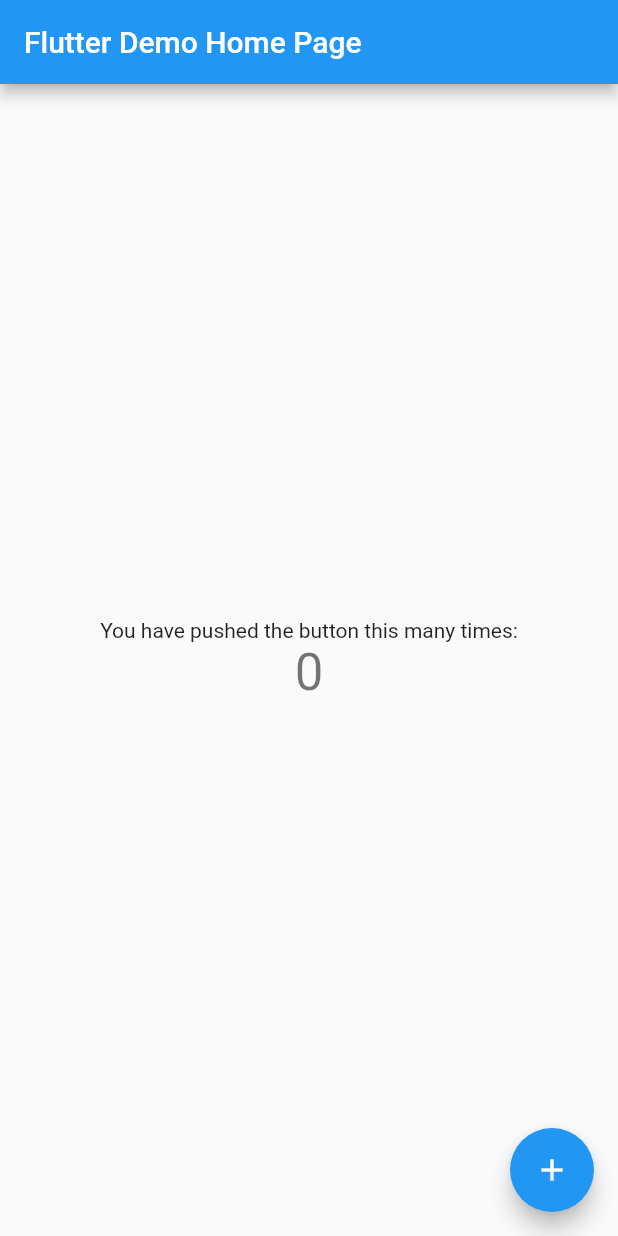
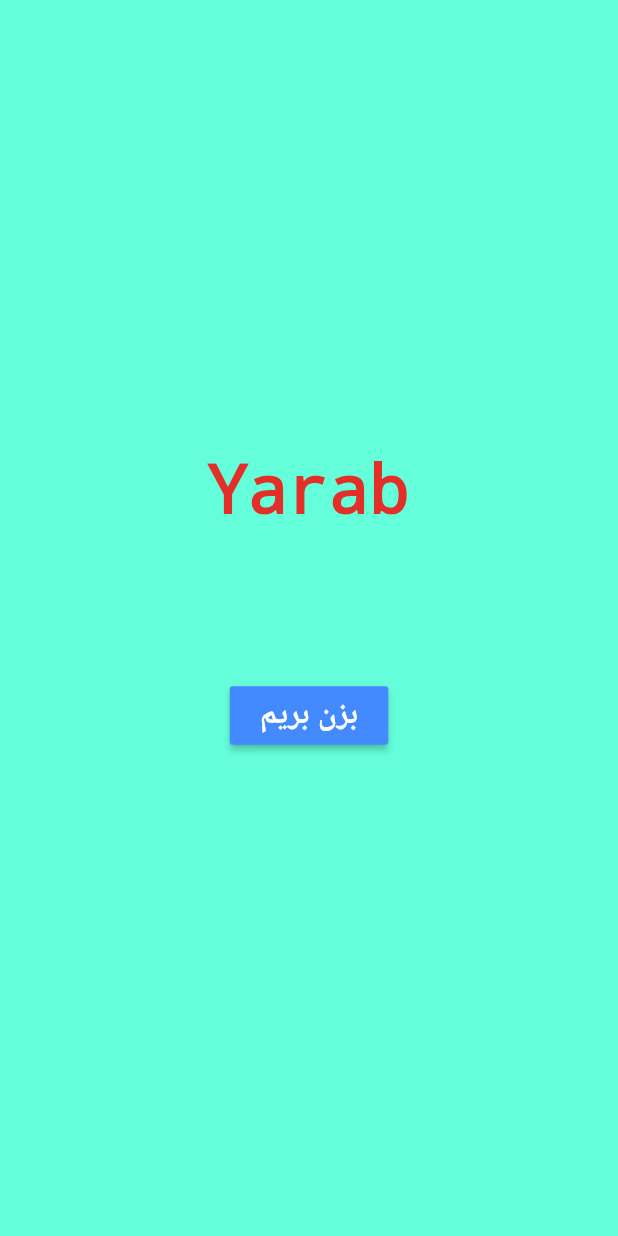
Before and after one commit to pedy711/hamrah, a Flutter app: the screen it shows after launch, on a phone screen of 412 x 824 dp. Run offline on Flutter 3.47's test engine with Material 2 defaults, Android fonts, the phone set to English and light mode, and no system bars; our stand-ins replace sqflite; accounts and stored records are empty.

Commit message:
Yarab merged to Hamrah

```diff
--- a/lib/main.dart
+++ b/lib/main.dart
@@ -1,111 +1,15 @@
 import 'package:flutter/material.dart';
+import './ui/homePage.dart';
 
-void main() => runApp(MyApp());
+void main() => runApp(new MyApp());
 
 class MyApp extends StatelessWidget {
   // This widget is the root of your application.
   @override
   Widget build(BuildContext context) {
     return MaterialApp(
+        debugShowCheckedModeBanner: false,
       title: 'Flutter Demo',
-      theme: ThemeData(
-        // This is the theme of your application.
-        //
-        // Try running your application with "flutter run". You'll see the
-        // application has a blue toolbar. Then, without quitting the app, try
-        // changing the primarySwatch below to Colors.green and then invoke
-        // "hot reload" (press "r" in the console where you ran "flutter run",
-        // or simply save your changes to "hot reload" in a Flutter IDE).
-        // Notice that the counter didn't reset back to zero; the application
-        // is not restarted.
-        primarySwatch: Colors.blue,
-      ),
-      home: MyHomePage(title: 'Flutter Demo Home Page'),
-    );
+      home: new HomePage());
   }
 }
-
-class MyHomePage extends StatefulWidget {
-  MyHomePage({Key key, this.title}) : super(key: key);
-
-  // This widget is the home page of your application. It is stateful, meaning
-  // that it has a State object (defined below) that contains fields that affect
-  // how it looks.
-
-  // This class is the configuration for the state. It holds the values (in this
-  // case the title) provided by the parent (in this case the App widget) and
-  // used by the build method of the State. Fields in a Widget subclass are
-  // always marked "final".
-
-  final String title;
-
-  @override
-  _MyHomePageState createState() => _MyHomePageState();
-}
-
-class _MyHomePageState extends State<MyHomePage> {
-  int _counter = 0;
-
-  void _incrementCounter() {
-    setState(() {
-      // This call to setState tells the Flutter framework that something has
-      // changed in this State, which causes it to rerun the build method below
-      // so that the display can reflect the updated values. If we changed
-      // _counter without calling setState(), then the build method would not be
-      // called again, and so nothing would appear to happen.
-      _counter++;
-    });
-  }
-
-  @override
-  Widget build(BuildContext context) {
-    // This method is rerun every time setState is called, for instance as done
-    // by the _incrementCounter method above.
-    //
-    // The Flutter framework has been optimized to make rerunning build methods
-    // fast, so that you can just rebuild anything that needs updating rather
-    // than having to individually change instances of widgets.
-    return Scaffold(
-      appBar: AppBar(
-        // Here we take the value from the MyHomePage object that was created by
-        // the App.build method, and use it to set our appbar title.
-        title: Text(widget.title),
-      ),
-      body: Center(
-        // Center is a layout widget. It takes a single child and positions it
-        // in the middle of the parent.
-        child: Column(
-          // Column is also layout widget. It takes a list of children and
-          // arranges them vertically. By default, it sizes itself to fit its
-          // children horizontally, and tries to be as tall as its parent.
-          //
-          // Invoke "debug painting" (press "p" in the console, choose the
-          // "Toggle Debug Paint" action from the Flutter Inspector in Android
-          // Studio, or the "Toggle Debug Paint" command in Visual Studio Code)
-          // to see the wireframe for each widget.
-          //
-          // Column has various properties to control how it sizes itself and
-          // how it positions its children. Here we use mainAxisAlignment to
-          // center the children vertically; the main axis here is the vertical
-          // axis because Columns are vertical (the cross axis would be
-          // horizontal).
-          mainAxisAlignment: MainAxisAlignment.center,
-          children: <Widget>[
-            Text(
-              'You have pushed the button this many times:',
-            ),
-            Text(
-              '$_counter',
-              style: Theme.of(context).textTheme.display1,
-            ),
-          ],
-        ),
-      ),
-      floatingActionButton: FloatingActionButton(
-        onPressed: _incrementCounter,
-        tooltip: 'Increment',
-        child: Icon(Icons.add),
-      ), // This trailing comma makes auto-formatting nicer for build methods.
-    );
-  }
-}
--- /dev/null
+++ b/lib/ui/homePage.dart
@@ -0,0 +1,40 @@
+import 'package:flutter/material.dart';
+import 'package:hamrah/ui/loginPage.dart';
+import 'package:hamrah/util/constants.dart';
+
+class HomePage extends StatelessWidget {
+  @override
+  Widget build(BuildContext context) {
+    return Center(
+        child: Container(
+            alignment: Alignment.center,
+            color: Colors.tealAccent,
+            child: Column(
+              children: <Widget>[
+                Padding(
+                  padding: EdgeInsets.only(top: 300.0, bottom: 100.0),
+                  child: Text(Constants.APP_NAME,
+                      textScaleFactor: 1.5,
+                      style: TextStyle(
+                          fontSize: 30.0, decoration: TextDecoration.none)),
+                ),
+                RaisedButton(
+                    padding: EdgeInsets.only(
+                        left: 20.0, right: 20.0, top: 5.0, bottom: 5.0),
+                    child: Text(
+                      Constants.GET_STARTED_BTN,
+                      textScaleFactor: 1.5,
+                      style: TextStyle(fontWeight: FontWeight.bold),
+                    ),
+                    textColor: Colors.white,
+                    color: Colors.blueAccent,
+                    onPressed: () => navigateToLoginPage(context)),
+              ],
+            )));
+  }
+
+  void navigateToLoginPage(BuildContext context) async {
+    bool result = await Navigator.push(
+        context, MaterialPageRoute(builder: (context) => LoginPage()));
+  }
+}
--- /dev/null
+++ b/lib/util/constants.dart
@@ -0,0 +1,6 @@
+class Constants{
+  static final String APP_NAME = "Yarab";
+  static final int APP_VERSION = 1;
+  static final String GET_STARTED_BTN = "بزن بریم";
+
+}
--- a/pubspec.yaml
+++ b/pubspec.yaml
@@ -15,6 +15,9 @@ environment:
 dependencies:
   flutter:
     sdk: flutter
+  sqflite: any
+  path_provider: any
+  intl: ^0.15.7 # '^' means equal or above versions up to 1.0.0 not included
 
   # The following adds the Cupertino Icons font to your application.
   # Use with the CupertinoIcons class for iOS style icons.
@@ -37,7 +40,8 @@ flutter:
   uses-material-design: true
 
   # To add assets to your application, add an assets section, like this:
-  # assets:
+  assets:
+    - images/heart.png
   #  - images/a_dot_burr.jpeg
   #  - images/a_dot_ham.jpeg
 
```
Also changed, not shown: lib/model/user.dart (added, +38 -0 lines), lib/ui/loginPage.dart (added, +146 -0 lines), lib/util/dbhelper.dart (added, +77 -0 lines), images/heart.png (added).
